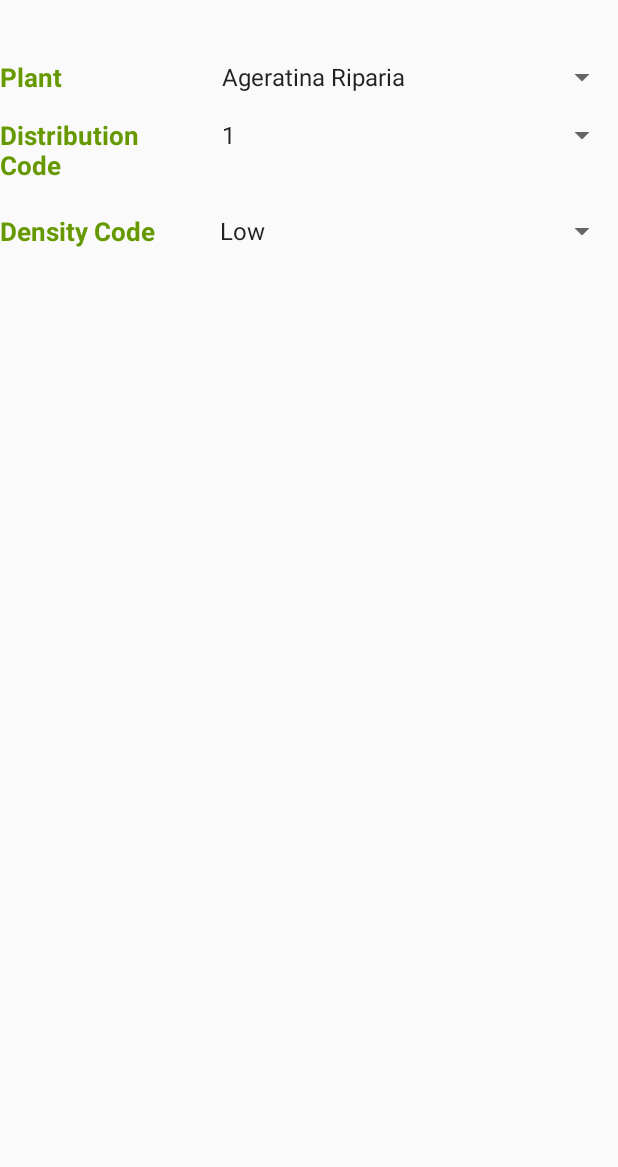
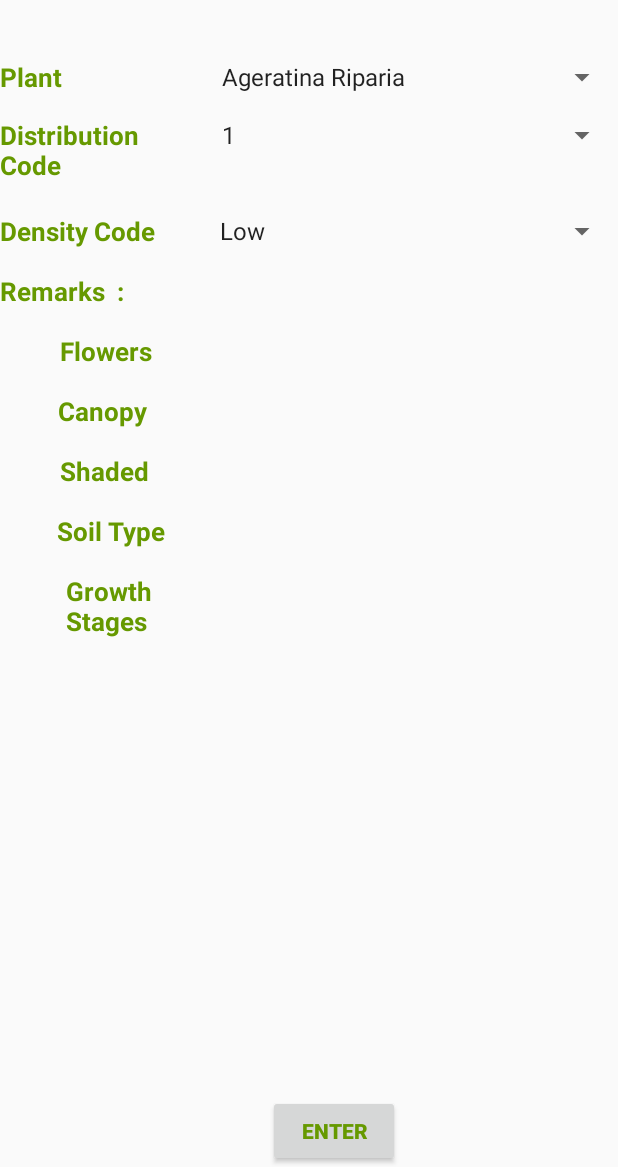
Before and after one commit to yohanym95/Invasive_Plant_App, an Android app: the datapage screen opened directly, with no data from a screen before it, on a phone screen of 412 x 824 dp, the part 69-1236 px from its top. Run offline under Robolectric (Android 15) with nearby library versions, the phone set to English and light mode, and no system bars.

Commit message:
added the remarks fields

```diff
--- a/app/src/main/res/layout/activity_datapage.xml
+++ b/app/src/main/res/layout/activity_datapage.xml
@@ -75,7 +75,95 @@
         android:layout_alignParentEnd="true"
         android:layout_alignTop="@+id/textView7" />
 
+    <TextView
+        android:id="@+id/textView9"
+        android:layout_width="93dp"
+        android:layout_height="wrap_content"
+        android:layout_alignParentStart="true"
+        android:layout_alignParentTop="true"
+        android:layout_marginTop="228dp"
+        android:text="Remarks  :"
+        android:textColor="@android:color/holo_green_dark"
+        android:textSize="17sp"
+        android:textStyle="bold" />
+
+    <TextView
+        android:id="@+id/textView10"
+        android:layout_width="72dp"
+        android:layout_height="wrap_content"
+        android:layout_alignParentEnd="true"
+        android:layout_alignTop="@+id/textView9"
+        android:layout_marginTop="40dp"
+        android:layout_marginRight="300dp"
+        android:layout_centerVertical="true"
+        android:text="Flowers"
+        android:textColor="@android:color/holo_green_dark"
+        android:textSize="17sp"
+        android:textStyle="bold" />
+
+    <TextView
+        android:id="@+id/textView11"
+        android:layout_width="73dp"
+        android:layout_height="wrap_content"
+        android:layout_alignParentEnd="true"
+        android:layout_alignTop="@+id/textView10"
+        android:layout_marginTop="40dp"
+        android:layout_marginRight="300dp"
+        android:text="Canopy"
+        android:textColor="@android:color/holo_green_dark"
+        android:textSize="17sp"
+        android:textStyle="bold" />
+
+    <TextView
+        android:id="@+id/textView12"
+        android:layout_width="72dp"
+        android:layout_height="wrap_content"
+        android:layout_alignParentEnd="true"
+        android:layout_alignTop="@+id/textView11"
+        android:layout_marginTop="40dp"
+        android:layout_marginRight="300dp"
+        android:text="Shaded"
+        android:textColor="@android:color/holo_green_dark"
+        android:textSize="17sp"
+        android:textStyle="bold" />
+
+    <TextView
+        android:id="@+id/textView13"
+        android:layout_width="74dp"
+        android:layout_height="wrap_content"
+        android:layout_alignParentEnd="true"
+        android:layout_alignTop="@+id/textView12"
+        android:layout_marginTop="40dp"
+        android:layout_marginRight="300dp"
+        android:text="Soil Type"
+        android:textColor="@android:color/holo_green_dark"
+        android:textSize="17sp"
+        android:textStyle="bold" />
 
 
 
+    <TextView
+        android:id="@+id/textView15"
+        android:layout_width="68dp"
+        android:layout_height="46dp"
+        android:layout_alignParentEnd="true"
+        android:layout_alignTop="@+id/textView13"
+        android:layout_marginTop="40dp"
+        android:layout_marginRight="300dp"
+        android:text="Growth Stages"
+        android:textColor="@android:color/holo_green_dark"
+        android:textSize="17sp"
+        android:textStyle="bold" />
+
+    <Button
+        android:id="@+id/button3"
+        android:layout_width="wrap_content"
+        android:layout_height="wrap_content"
+        android:layout_alignEnd="@+id/textView4"
+        android:layout_alignParentBottom="true"
+        android:text="Enter"
+        android:textColor="@android:color/holo_green_dark"
+        android:textStyle="bold" />
+
+
 </RelativeLayout>
```
